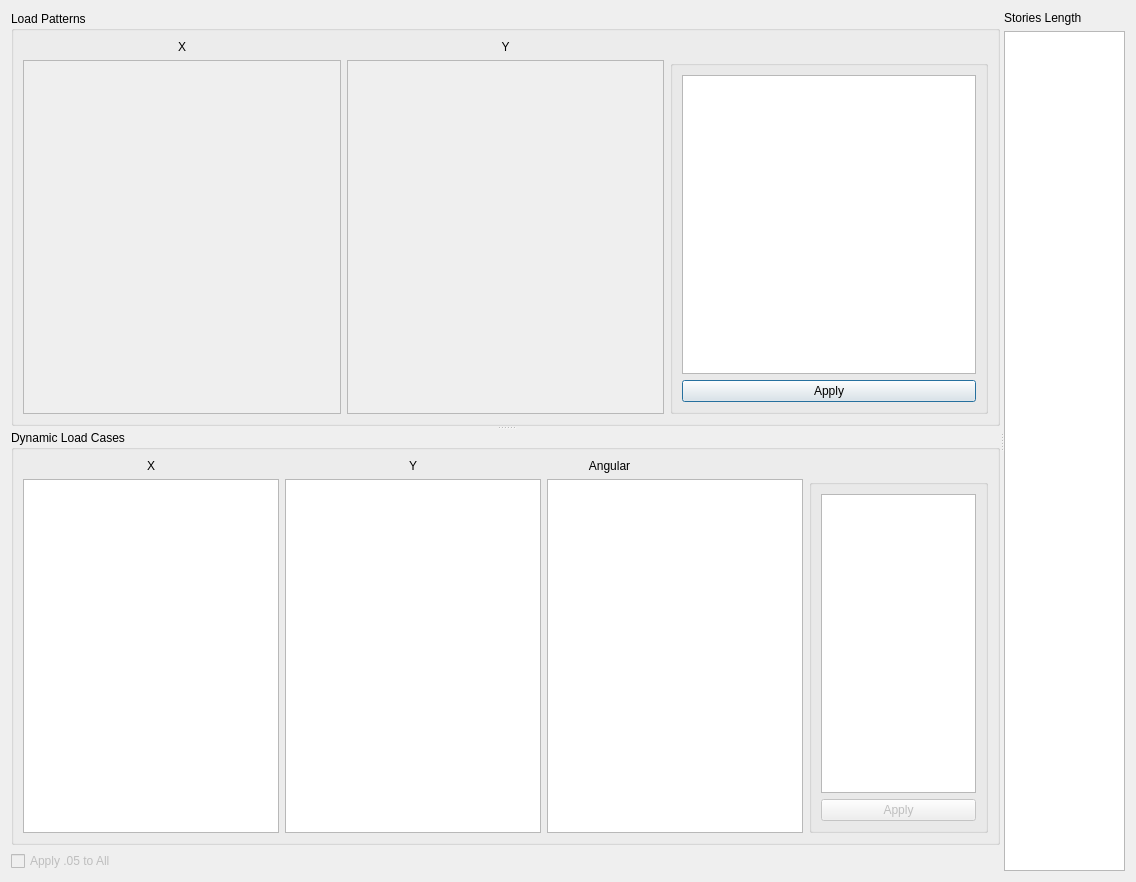
First picture: the form in widgets/aj_correction.ui, repository ebrahimraeyat/civilTools, before the edit.
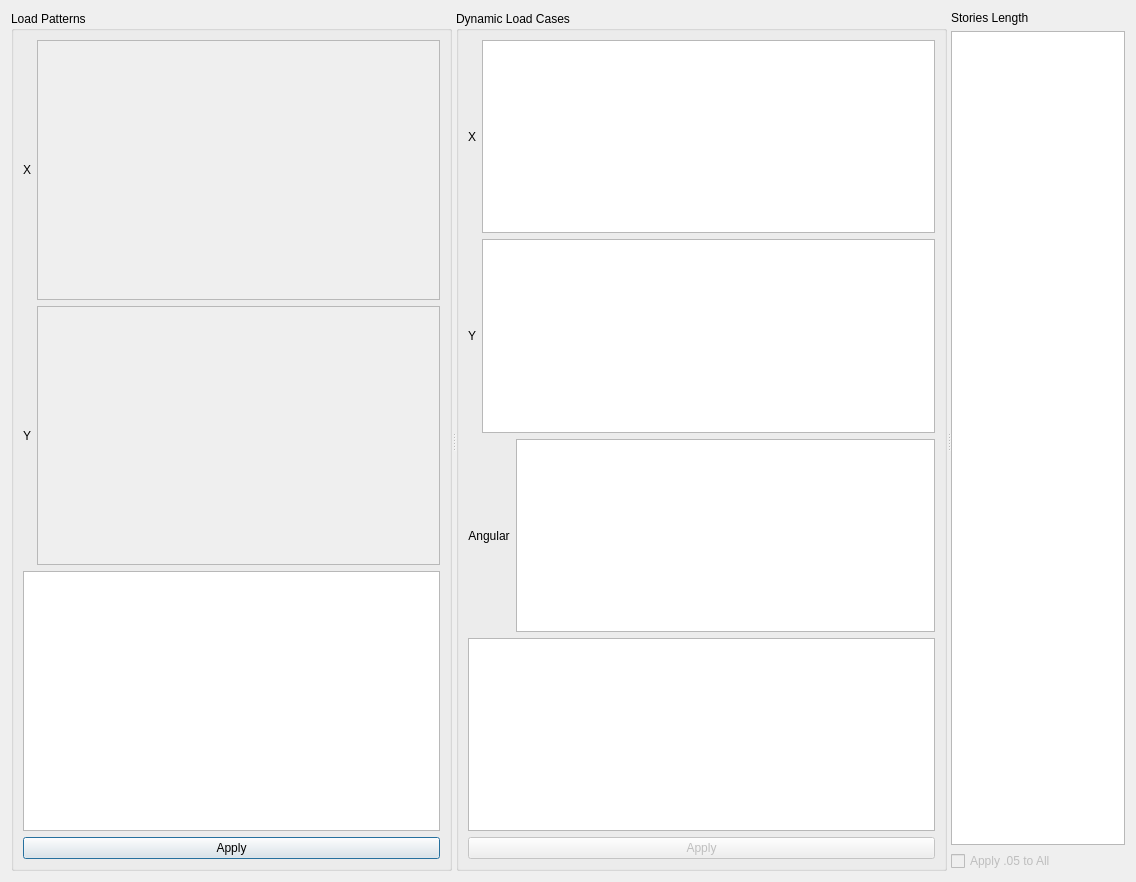
Second picture: the form after the edit.

```diff
--- a/widgets/aj_correction.ui
+++ b/widgets/aj_correction.ui
@@ -13,18 +13,15 @@
   <property name="windowTitle">
    <string>Aj Correction</string>
   </property>
-  <layout class="QHBoxLayout" name="horizontalLayout">
-   <item>
-    <widget class="QSplitter" name="hsplitter">
-     <property name="orientation">
-      <enum>Qt::Horizontal</enum>
-     </property>
-     <widget class="QWidget" name="">
       <layout class="QVBoxLayout" name="verticalLayout">
        <item>
         <widget class="QSplitter" name="vsplitter">
          <property name="orientation">
-          <enum>Qt::Vertical</enum>
+      <enum>Qt::Horizontal</enum>
+     </property>
+     <widget class="QSplitter" name="hsplitter2">
+      <property name="orientation">
+       <enum>Qt::Horizontal</enum>
          </property>
          <widget class="QGroupBox" name="groupBox">
           <property name="title">
@@ -33,8 +30,10 @@
           <property name="flat">
            <bool>false</bool>
           </property>
-          <layout class="QGridLayout" name="gridLayout">
-           <item row="0" column="0">
+       <layout class="QVBoxLayout" name="verticalLayout_2">
+        <item>
+         <layout class="QHBoxLayout" name="horizontalLayout_2">
+          <item>
             <widget class="QLabel" name="label">
              <property name="text">
               <string>X</string>
@@ -44,17 +43,7 @@
              </property>
             </widget>
            </item>
-           <item row="0" column="1">
-            <widget class="QLabel" name="label_2">
-             <property name="text">
-              <string>Y</string>
-             </property>
-             <property name="alignment">
-              <set>Qt::AlignCenter</set>
-             </property>
-            </widget>
-           </item>
-           <item row="1" column="0">
+          <item>
             <widget class="QListWidget" name="x_load_pattern_list">
              <property name="enabled">
               <bool>false</bool>
@@ -64,7 +53,21 @@
              </property>
             </widget>
            </item>
-           <item row="1" column="1">
+         </layout>
+        </item>
+        <item>
+         <layout class="QHBoxLayout" name="horizontalLayout_3">
+          <item>
+           <widget class="QLabel" name="label_2">
+            <property name="text">
+             <string>Y</string>
+            </property>
+            <property name="alignment">
+             <set>Qt::AlignCenter</set>
+            </property>
+           </widget>
+          </item>
+          <item>
             <widget class="QListWidget" name="y_load_pattern_list">
              <property name="enabled">
               <bool>false</bool>
@@ -74,12 +77,8 @@
              </property>
             </widget>
            </item>
-           <item row="1" column="2">
-            <widget class="QGroupBox" name="groupBox_7">
-             <property name="title">
-              <string/>
-             </property>
-             <layout class="QVBoxLayout" name="verticalLayout_2">
+         </layout>
+        </item>
               <item>
                <widget class="QTableView" name="aj_apply_static_view">
                 <property name="sizeAdjustPolicy">
@@ -96,9 +95,6 @@
               </item>
              </layout>
             </widget>
-           </item>
-          </layout>
-         </widget>
          <widget class="QGroupBox" name="groupBox_2">
           <property name="enabled">
            <bool>true</bool>
@@ -109,25 +105,10 @@
           <property name="flat">
            <bool>false</bool>
           </property>
-          <layout class="QGridLayout" name="gridLayout_4">
-           <item row="0" column="1">
-            <widget class="QLabel" name="label_4">
-             <property name="text">
-              <string>Y</string>
-             </property>
-             <property name="alignment">
-              <set>Qt::AlignCenter</set>
-             </property>
-            </widget>
-           </item>
-           <item row="1" column="1">
-            <widget class="QListWidget" name="y_loadcase_list">
-             <property name="sortingEnabled">
-              <bool>true</bool>
-             </property>
-            </widget>
-           </item>
-           <item row="0" column="0">
+       <layout class="QVBoxLayout" name="verticalLayout_3">
+        <item>
+         <layout class="QHBoxLayout" name="horizontalLayout_4">
+          <item>
             <widget class="QLabel" name="label_3">
              <property name="text">
               <string>X</string>
@@ -137,14 +118,39 @@
              </property>
             </widget>
            </item>
-           <item row="1" column="0">
+          <item>
             <widget class="QListWidget" name="x_loadcase_list">
              <property name="sortingEnabled">
               <bool>true</bool>
              </property>
             </widget>
            </item>
-           <item row="0" column="2">
+         </layout>
+        </item>
+        <item>
+         <layout class="QHBoxLayout" name="horizontalLayout_5">
+          <item>
+           <widget class="QLabel" name="label_4">
+            <property name="text">
+             <string>Y</string>
+            </property>
+            <property name="alignment">
+             <set>Qt::AlignCenter</set>
+            </property>
+           </widget>
+          </item>
+          <item>
+           <widget class="QListWidget" name="y_loadcase_list">
+            <property name="sortingEnabled">
+             <bool>true</bool>
+            </property>
+           </widget>
+          </item>
+         </layout>
+        </item>
+        <item>
+         <layout class="QHBoxLayout" name="horizontalLayout_6">
+          <item>
             <widget class="QLabel" name="label_13">
              <property name="text">
               <string>Angular</string>
@@ -154,22 +160,15 @@
              </property>
             </widget>
            </item>
-           <item row="1" column="2" colspan="2">
+          <item>
             <widget class="QListWidget" name="angular_loadcase_list">
              <property name="sortingEnabled">
               <bool>true</bool>
              </property>
             </widget>
            </item>
-           <item row="1" column="4">
-            <widget class="QGroupBox" name="groupBox_8">
-             <property name="enabled">
-              <bool>true</bool>
-             </property>
-             <property name="title">
-              <string/>
-             </property>
-             <layout class="QVBoxLayout" name="verticalLayout_5">
+         </layout>
+        </item>
               <item>
                <widget class="QTableView" name="aj_apply_dynamic_view">
                 <property name="enabled">
@@ -192,24 +191,8 @@
               </item>
              </layout>
             </widget>
-           </item>
-          </layout>
-         </widget>
-        </widget>
-       </item>
-       <item>
-        <widget class="QCheckBox" name="checkBox">
-         <property name="enabled">
-          <bool>false</bool>
-         </property>
-         <property name="text">
-          <string>Apply .05 to All</string>
-         </property>
-        </widget>
-       </item>
-      </layout>
-     </widget>
-     <widget class="QWidget" name="">
+     </widget>
+     <widget class="QWidget" name="layoutWidget">
       <layout class="QVBoxLayout" name="verticalLayout_6">
        <item>
         <widget class="QLabel" name="label_14">
@@ -228,6 +211,16 @@
          </property>
         </widget>
        </item>
+       <item>
+        <widget class="QCheckBox" name="checkBox">
+         <property name="enabled">
+          <bool>false</bool>
+         </property>
+         <property name="text">
+          <string>Apply .05 to All</string>
+         </property>
+        </widget>
+       </item>
       </layout>
      </widget>
     </widget>
```
Left out of the diff: 2 changed lines with no effect on the pictures. Lines whose indentation alone changed are shown as unchanged.
